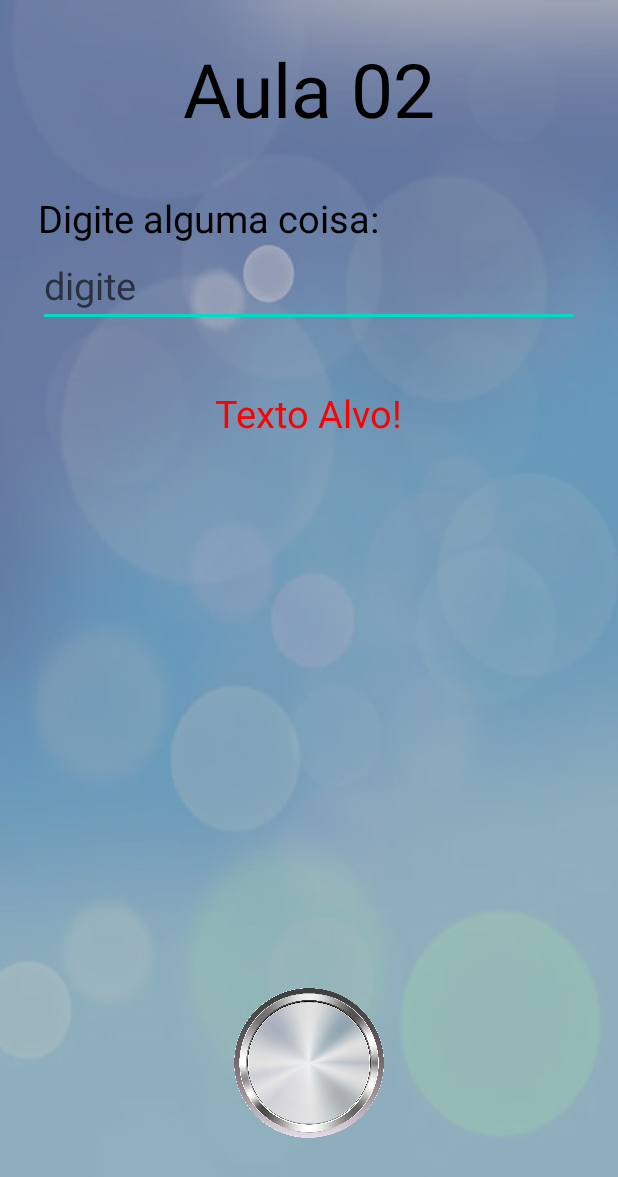
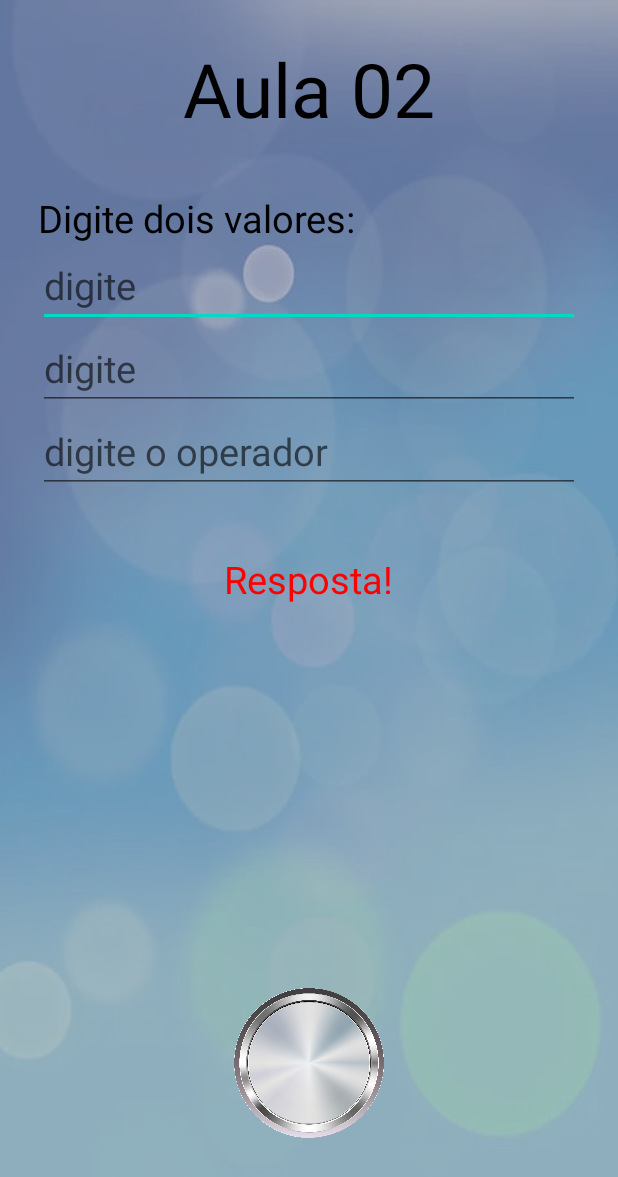
Before and after one commit to ferdinandiz/Android_2024_Aula02, an Android app: the screen it shows after launch (MainActivity), on a phone screen of 412 x 824 dp. Shown: the top 1177 px of the screen. Run offline under Robolectric (Android 15) with nearby library versions, the phone set to English and light mode, and no system bars.

Commit message:
Feature: - Alteração do layout - Operadores - Finalização da aula

```diff
--- a/app/src/main/java/com/fer/aula02/MainActivity.java
+++ b/app/src/main/java/com/fer/aula02/MainActivity.java
@@ -5,27 +5,48 @@ import android.os.Bundle;
 import android.view.View;
 import android.widget.EditText;
 import android.widget.ImageView;
+import android.widget.RadioButton;
+import android.widget.RadioGroup;
 import android.widget.TextView;
+import android.widget.Toast;
 
 public class MainActivity extends AppCompatActivity {
 
-    EditText ed01;
+    EditText ed01, ed02, ed03;
     TextView textoAlvo;
     ImageView btn;
-    String texto;
-
+    String op;
+    int resp;
     @Override
     protected void onCreate(Bundle savedInstanceState) {
         super.onCreate(savedInstanceState);
         setContentView(R.layout.activity_main);
         ed01 = findViewById(R.id.ed01);
+        ed02 = findViewById(R.id.ed02);
         textoAlvo = findViewById(R.id.alvo);
+        ed03 = findViewById(R.id.ed03);
         btn = findViewById(R.id.btn01);
+
 
         btn.setOnClickListener(new View.OnClickListener() {
             @Override
             public void onClick(View v) {
-                textoAlvo.setText("Cliquei!");
+                if(!ed01.getText().toString().isEmpty()
+                && !ed02.getText().toString().isEmpty()
+                && !ed03.getText().toString().isEmpty()){
+
+                    resp = Integer.parseInt(ed01.getText().toString());
+                    op = ed03.getText().toString();
+                    if (op.equals("+") ) resp += Integer.parseInt(ed02.getText().toString());
+                    else if (op.equals("-")) resp -= Integer.parseInt(ed02.getText().toString());
+                    else if (op.equals("*")) resp *= Integer.parseInt(ed02.getText().toString());
+                    else if (op.equals("/")) resp /= Integer.parseInt(ed02.getText().toString());
+                    else resp = 0;
+                    textoAlvo.setText("Resposta: "+resp);
+
+                    ed01.setText("");
+                    ed02.setText("");
+                }
             }
         });
     }
--- a/app/src/main/res/layout/activity_main.xml
+++ b/app/src/main/res/layout/activity_main.xml
@@ -32,16 +32,32 @@
         android:layout_width="match_parent"
         android:layout_height="wrap_content"
         android:layout_below="@id/label01"
+        android:inputType="number"
+        android:hint="digite"
+        android:textSize="25dp"/>
+    <EditText
+        android:id="@+id/ed02"
+        android:layout_width="match_parent"
+        android:layout_height="wrap_content"
+        android:layout_below="@id/ed01"
+        android:inputType="number"
+        android:hint="digite"
+        android:textSize="25dp"/>
+    <EditText
+        android:id="@+id/ed03"
+        android:layout_width="match_parent"
+        android:layout_height="wrap_content"
+        android:layout_below="@id/ed02"
         android:inputType="text"
-        android:hint="digite"
+        android:hint="digite o operador"
         android:textSize="25dp"/>
 
     <TextView
         android:id="@+id/alvo"
         android:layout_width="wrap_content"
         android:layout_height="wrap_content"
-        android:layout_below="@id/ed01"
-        android:text="Texto Alvo!"
+        android:layout_below="@id/ed03"
+        android:text="Resposta!"
         android:layout_centerHorizontal="true"
         android:textSize="25dp"
         android:layout_marginTop="40dp"
@@ -59,4 +75,5 @@
 
 
 
+
 </RelativeLayout>
--- a/app/src/main/res/values/strings.xml
+++ b/app/src/main/res/values/strings.xml
@@ -1,4 +1,4 @@
 <resources>
     <string name="app_name">Aula 02</string>
-    <string name="label">Digite alguma coisa:</string>
+    <string name="label">Digite dois valores:</string>
 </resources>
```
